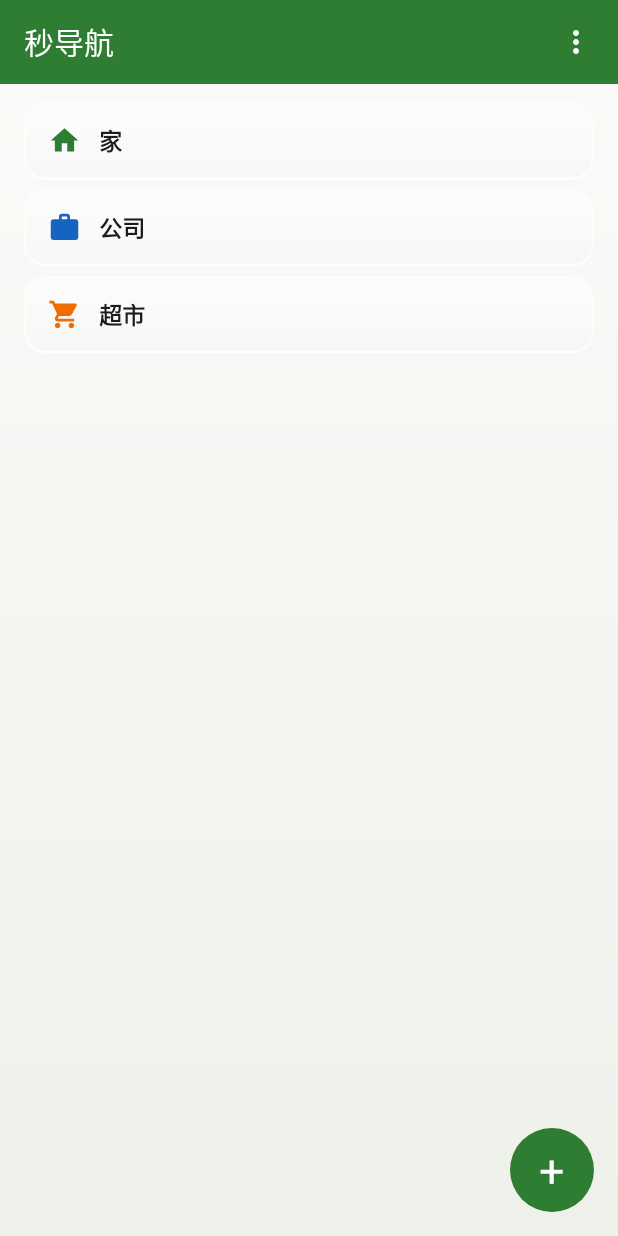
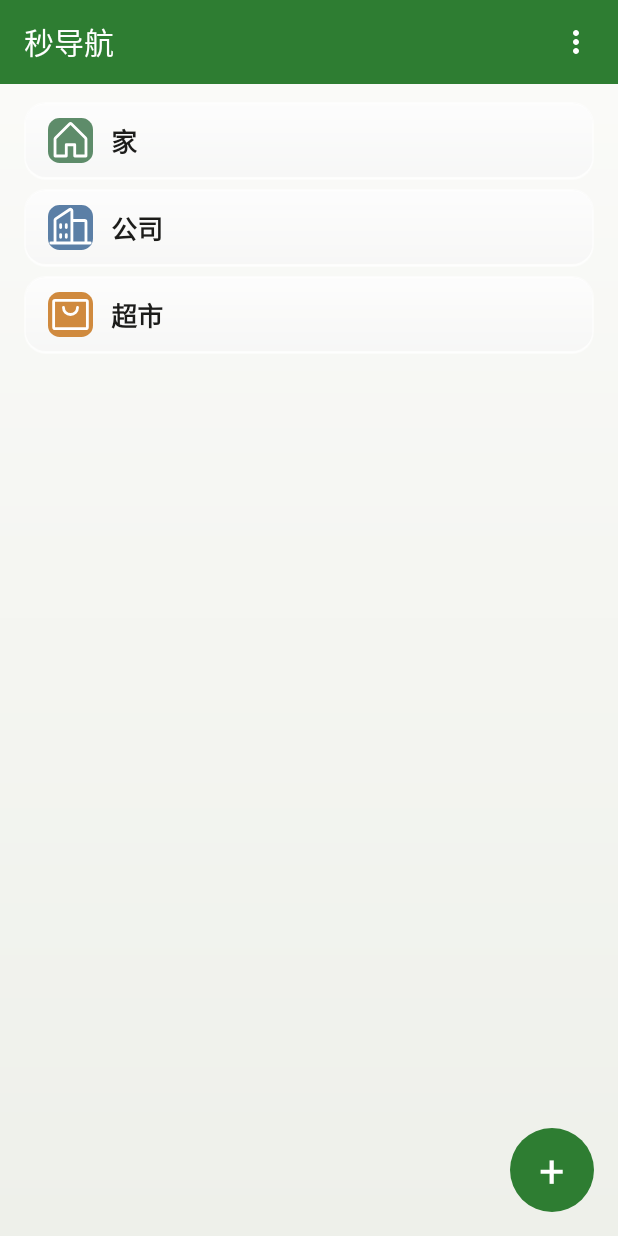
Before and after one commit to ASH-C776/minimalnav, an Android app: the screen it shows after launch (MainActivity), on a phone screen of 412 x 824 dp. Run offline under Robolectric (Android 15) with nearby library versions, the phone set to English and light mode, and no system bars; pictures from the network do not load.

Commit message:
feat: 换成七类专属配色矢量图标；修编辑选中态不可见；放大列表与菜单字号
- 7 枚矢量图标各带彩底白形，去掉颜色选择栏，列表不再二次染色
- 旧数据一次性迁移到 addresses_v3，按语义映射到新七类
- 编辑页图标留 4dp 留白让选中描边可见
- 列表图标 22→30dp、文字 15→17sp；菜单文字 16→19sp、行高 50→60dp

```diff
--- a/app/build.gradle
+++ b/app/build.gradle
@@ -12,8 +12,8 @@ android {
         targetSdk 36
         // 版本号规则：versionName 三段数字，versionCode = major*10000 + minor*100 + patch。
         // 客户端 UpdateInfo.parseVersionCode 用的是同一个公式，两边必须一字不差，否则会误判降级。
-        versionCode 10004
-        versionName '1.0.4'
+        versionCode 10005
+        versionName '1.0.5'
     }
 
     compileOptions {
--- a/app/src/main/java/com/example/minimalnav/AddressAdapter.java
+++ b/app/src/main/java/com/example/minimalnav/AddressAdapter.java
@@ -1,7 +1,6 @@
 package com.example.minimalnav;
 
 import android.content.Context;
-import android.graphics.PorterDuff;
 import android.graphics.drawable.Drawable;
 import android.view.LayoutInflater;
 import android.view.MotionEvent;
@@ -142,10 +141,8 @@ public class AddressAdapter extends RecyclerView.Adapter<AddressAdapter.ViewHold
         final Address address = list.get(position);
         final Context context = holder.itemView.getContext();
 
-        // 用 setImageResource + setColorFilter 代替 getDrawable + wrap().mutate() + setTint：
-        // 前者走 Resources 的 ConstantState 缓存，着色在绘制期完成，不产生新 Drawable 对象。
+        // 图标自带专属底色与白色主体，直接按资源缓存设置，不做二次染色
         holder.ivIcon.setImageResource(Palette.ICONS[address.getIconIndex()]);
-        holder.ivIcon.setColorFilter(Palette.COLORS[address.getColorIndex()], PorterDuff.Mode.SRC_IN);
 
         holder.tvName.setText(address.getName());
 
--- a/app/src/main/java/com/example/minimalnav/AddressStore.java
+++ b/app/src/main/java/com/example/minimalnav/AddressStore.java
@@ -16,9 +16,11 @@ import java.util.Locale;
 /** SharedPreferences + JSON 持久化；零数据库依赖，并提供清单导入导出。 */
 public class AddressStore {
     private static final String PREFS = "minimal_nav";
+    // V3：七类图标（每枚自带底色），iconIndex 0..6；V2 是旧的 6 色 6 图标格式
+    private static final String KEY_V3 = "addresses_v3";
     private static final String KEY_V2 = "addresses_v2";
     private static final String KEY_V1 = "addresses_v1";
-    private static final int EXPORT_VERSION = 3;
+    private static final int EXPORT_VERSION = 4;
 
     private final SharedPreferences prefs;
 
@@ -28,29 +30,33 @@ public class AddressStore {
     }
 
     public List<Address> load() {
-        String json = prefs.getString(KEY_V2, null);
+        String json = prefs.getString(KEY_V3, null);
+        if (json != null) {
+            return parse(json, false);
+        }
 
-        if (json == null) {
-            // 旧版数据迁移：补齐颜色/图标默认值
-            String legacy = prefs.getString(KEY_V1, null);
+        // 旧数据一次性迁移：V2（6 色 6 图标）或更早的 V1，按语义映射到新七类
+        String legacy = prefs.getString(KEY_V2, null);
+        if (legacy == null) {
+            legacy = prefs.getString(KEY_V1, null);
+        }
         if (legacy != null) {
-                List<Address> migrated = parse(legacy);
+            List<Address> migrated = parse(legacy, true);
             save(migrated);
             return migrated;
         }
+
         // 首次启动示例数据
         List<Address> seeds = new ArrayList<>();
         seeds.add(new Address("家", 39.92848272, 116.39560823, "", 0, 0));
-            seeds.add(new Address("公司", 39.98848272, 116.47560823, "", 1, 1));
-            seeds.add(new Address("超市", 39.908860, 116.397390, "", 2, 2));
+        seeds.add(new Address("公司", 39.98848272, 116.47560823, "", 0, 1));
+        seeds.add(new Address("超市", 39.908860, 116.397390, "", 0, 4));
         save(seeds);
         return seeds;
     }
-        return parse(json);
-    }
 
-    /** 读取本地存储用的裸数组格式。兼容纯 ID 地址（hasCoord=false）。 */
-    private List<Address> parse(String json) {
+    /** 读取裸数组格式。legacy=true 时把旧 6 图标索引映射到新七类。 */
+    private List<Address> parse(String json, boolean legacy) {
         List<Address> list = new ArrayList<>();
         try {
             JSONArray arr = new JSONArray(json);
@@ -64,13 +70,16 @@ public class AddressStore {
                 if (Double.isNaN(lat) && poiId.isEmpty()) {
                     continue;
                 }
+                int rawIcon = clamp(o.optInt("iconIndex", 0), 0, 5);
+                int icon = legacy ? Palette.migrateOldIcon(rawIcon)
+                        : clamp(o.optInt("iconIndex", 0), 0, Palette.COUNT - 1);
                 list.add(new Address(
                         o.optString("name", ""),
                         lat,
                         lon,
                         poiId,
-                        clamp(o.optInt("colorIndex", 0), 0, 5),
-                        clamp(o.optInt("iconIndex", 0), 0, 5)));
+                        0, // 颜色选择已停用
+                        icon));
             }
         } catch (JSONException e) {
             // 数据损坏时返回空列表，不崩溃；用户可重新添加
@@ -87,7 +96,7 @@ public class AddressStore {
                 // 理论上不会发生
             }
         }
-        prefs.edit().putString(KEY_V2, arr.toString()).apply();
+        prefs.edit().putString(KEY_V3, arr.toString()).apply();
     }
 
     // ---------- 导入 / 导出 ----------
@@ -116,11 +125,15 @@ public class AddressStore {
     public static List<Address> importJson(String json) throws JSONException {
         JSONArray arr;
         JSONObject root = new JSONObject(json);
+        boolean legacyIcons;
         if (root.has("addresses")) {
             arr = root.getJSONArray("addresses");
+            // version < 4 的导出使用旧的 6 图标索引
+            legacyIcons = root.optInt("version", 1) < 4;
         } else {
-            // 兼容手工编辑过的旧格式
+            // 裸数组：旧格式，一律按旧索引映射
             arr = new JSONArray(json);
+            legacyIcons = true;
         }
 
         List<Address> list = new ArrayList<>();
@@ -146,13 +159,16 @@ public class AddressStore {
                 continue;
             }
 
+            int rawIcon = clamp(o.optInt("iconIndex", 0), 0, 5);
+            int icon = legacyIcons ? Palette.migrateOldIcon(rawIcon)
+                    : clamp(o.optInt("iconIndex", 0), 0, Palette.COUNT - 1);
             list.add(new Address(
                     name,
                     lat,
                     lon,
                     poiId,
-                    clamp(o.optInt("colorIndex", 0), 0, 5),
-                    clamp(o.optInt("iconIndex", 0), 0, 5)));
+                    0, // 颜色选择已停用
+                    icon));
         }
         return list;
     }
--- a/app/src/main/java/com/example/minimalnav/MainActivity.java
+++ b/app/src/main/java/com/example/minimalnav/MainActivity.java
@@ -581,14 +581,14 @@ public class MainActivity extends AppCompatActivity {
             final int which = i;
             TextView row = new TextView(this);
             row.setText(labels[i]);
-            row.setTextSize(16);
+            row.setTextSize(19);
             row.setGravity(Gravity.CENTER);
             row.setSingleLine(true);
             row.setPadding(dp(18), 0, dp(18), 0);
             row.setBackgroundResource(R.drawable.bg_popover_row);
             row.setTextColor("删除".equals(labels[i]) ? 0xFFC04545 : 0xFF1C1C1A);
             LinearLayout.LayoutParams lp = new LinearLayout.LayoutParams(
-                    LinearLayout.LayoutParams.MATCH_PARENT, dp(50));
+                    LinearLayout.LayoutParams.MATCH_PARENT, dp(60));
             lp.topMargin = i == 0 ? 0 : dp(8);
             row.setLayoutParams(lp);
             row.setOnClickListener(v -> {
--- a/app/src/main/java/com/example/minimalnav/Palette.java
+++ b/app/src/main/java/com/example/minimalnav/Palette.java
@@ -1,24 +1,45 @@
 package com.example.minimalnav;
 
-/** 6 色 + 6 图标调色板，颜色纯视觉区分，无语义。 */
+/**
+ * 七类地点图标调色板。
+ *
+ * 每枚图标自带专属底色与白色主体（矢量 drawable 内已写死），
+ * 颜色选择栏已移除：一类地点对应一种固定颜色，不再由用户二次染色。
+ * iconIndex 范围 0..6，顺序与 ICONS / ICON_NAMES 一致。
+ */
 public final class Palette {
-    public static final int[] COLORS = {
-            0xFF2E7D32, // 绿
-            0xFF1565C0, // 蓝
-            0xFFEF6C00, // 橙
-            0xFF6A1B9A, // 紫
-            0xFFC62828, // 红
-            0xFF00838F  // 青
+    public static final int[] ICONS = {
+            R.drawable.ic_community,   // 0 小区 · 苔绿
+            R.drawable.ic_town,        // 1 城镇 · 钢蓝
+            R.drawable.ic_village,     // 2 乡村 · 麦野橄榄
+            R.drawable.ic_street,      // 3 街道 · 路赭
+            R.drawable.ic_shopping,    // 4 购物 · 陶橙
+            R.drawable.ic_food,        // 5 餐饮 · 朱砂
+            R.drawable.ic_hospital     // 6 医院 · 青瓷蓝
     };
 
-    public static final int[] ICONS = {
-            R.drawable.ic_home,
-            R.drawable.ic_work,
-            R.drawable.ic_shopping,
-            R.drawable.ic_restaurant,
-            R.drawable.ic_school,
-            R.drawable.ic_hospital
+    public static final String[] ICON_NAMES = {
+            "小区", "城镇", "乡村", "街道", "购物", "餐饮", "医院"
     };
+
+    /** 图标个数，供旧索引迁移与边界裁剪使用。 */
+    public static final int COUNT = ICONS.length;
+
+    /**
+     * 旧版 6 图标索引 → 新版 7 类索引。只在一次性数据迁移 / 导入旧清单时调用。
+     * 旧顺序：0 家、1 公司、2 购物、3 餐饮、4 学校、5 医院。
+     */
+    public static int migrateOldIcon(int old) {
+        switch (old) {
+            case 0: return 0; // 家 → 小区
+            case 1: return 1; // 公司 → 城镇
+            case 2: return 4; // 购物
+            case 3: return 5; // 餐饮
+            case 4: return 1; // 学校 → 城镇
+            case 5: return 6; // 医院
+            default: return 0;
+        }
+    }
 
     private Palette() {}
 }
--- /dev/null
+++ b/app/src/main/res/drawable/ic_community.xml
@@ -0,0 +1,15 @@
+<?xml version="1.0" encoding="utf-8"?>
+<vector xmlns:android="http://schemas.android.com/apk/res/android"
+    android:width="48dp"
+    android:height="48dp"
+    android:viewportWidth="256"
+    android:viewportHeight="256">
+    <!-- 圆角方底（26%） -->
+    <path
+        android:fillColor="#5E8C6A"
+        android:pathData="M66,0H190A66,66 0 0 1 256,66V190A66,66 0 0 1 190,256H66A66,66 0 0 1 0,190V66A66,66 0 0 1 66,0Z" />
+    <!-- 白色主体 -->
+    <path
+        android:fillColor="#FFFFFF"
+        android:pathData="M219.31,108.68l-80-80a16,16,0,0,0-22.62,0l-80,80A15.87,15.87,0,0,0,32,120v96a8,8,0,0,0,8,8h64a8,8,0,0,0,8-8V160h32v56a8,8,0,0,0,8,8h64a8,8,0,0,0,8-8V120A15.87,15.87,0,0,0,219.31,108.68ZM208,208H160V152a8,8,0,0,0-8-8H104a8,8,0,0,0-8,8v56H48V120l80-80,80,80Z" />
+</vector>
--- /dev/null
+++ b/app/src/main/res/drawable/ic_food.xml
@@ -0,0 +1,15 @@
+<?xml version="1.0" encoding="utf-8"?>
+<vector xmlns:android="http://schemas.android.com/apk/res/android"
+    android:width="48dp"
+    android:height="48dp"
+    android:viewportWidth="256"
+    android:viewportHeight="256">
+    <!-- 圆角方底（26%） -->
+    <path
+        android:fillColor="#C25B50"
+        android:pathData="M66,0H190A66,66 0 0 1 256,66V190A66,66 0 0 1 190,256H66A66,66 0 0 1 0,190V66A66,66 0 0 1 66,0Z" />
+    <!-- 白色主体 -->
+    <path
+        android:fillColor="#FFFFFF"
+        android:pathData="M72,88V40a8,8,0,0,1,16,0V88a8,8,0,0,1-16,0ZM216,40V224a8,8,0,0,1-16,0V176H152a8,8,0,0,1-8-8,268.75,268.75,0,0,1,7.22-56.88c9.78-40.49,28.32-67.63,53.63-78.47A8,8,0,0,1,216,40ZM200,53.9c-32.17,24.57-38.47,84.42-39.7,106.1H200ZM119.89,38.69a8,8,0,1,0-15.78,2.63L112,88.63a32,32,0,0,1-64,0l7.88-47.31a8,8,0,1,0-15.78-2.63l-8,48A8.17,8.17,0,0,0,32,88a48.07,48.07,0,0,0,40,47.32V224a8,8,0,0,0,16,0V135.32A48.07,48.07,0,0,0,128,88a8.17,8.17,0,0,0-.11-1.31Z" />
+</vector>
--- a/app/src/main/res/drawable/ic_hospital.xml
+++ b/app/src/main/res/drawable/ic_hospital.xml
@@ -1,10 +1,15 @@
 <?xml version="1.0" encoding="utf-8"?>
 <vector xmlns:android="http://schemas.android.com/apk/res/android"
-    android:width="24dp"
-    android:height="24dp"
-    android:viewportWidth="24"
-    android:viewportHeight="24">
+    android:width="48dp"
+    android:height="48dp"
+    android:viewportWidth="256"
+    android:viewportHeight="256">
+    <!-- 圆角方底（26%） -->
+    <path
+        android:fillColor="#4E9AA6"
+        android:pathData="M66,0H190A66,66 0 0 1 256,66V190A66,66 0 0 1 190,256H66A66,66 0 0 1 0,190V66A66,66 0 0 1 66,0Z" />
+    <!-- 白色主体 -->
     <path
         android:fillColor="#FFFFFF"
-        android:pathData="M19 3H5c-1.1 0-1.99.9-1.99 2L3 19c0 1.1.9 2 2 2h14c1.1 0 2-.9 2-2V5c0-1.1-.9-2-2-2zm-1 11h-4v4h-4v-4H6v-4h4V6h4v4h4v4z" />
+        android:pathData="M248,208h-8V128a16,16,0,0,0-16-16H168V48a16,16,0,0,0-16-16H56A16,16,0,0,0,40,48V208H32a8,8,0,0,0,0,16H248a8,8,0,0,0,0-16Zm-24-80v80H168V128ZM56,48h96V208H136V160a8,8,0,0,0-8-8H80a8,8,0,0,0-8,8v48H56Zm64,160H88V168h32ZM72,96a8,8,0,0,1,8-8H96V72a8,8,0,0,1,16,0V88h16a8,8,0,0,1,0,16H112v16a8,8,0,0,1-16,0V104H80A8,8,0,0,1,72,96Z" />
 </vector>
--- a/app/src/main/res/drawable/ic_shopping.xml
+++ b/app/src/main/res/drawable/ic_shopping.xml
@@ -1,10 +1,15 @@
 <?xml version="1.0" encoding="utf-8"?>
 <vector xmlns:android="http://schemas.android.com/apk/res/android"
-    android:width="24dp"
-    android:height="24dp"
-    android:viewportWidth="24"
-    android:viewportHeight="24">
+    android:width="48dp"
+    android:height="48dp"
+    android:viewportWidth="256"
+    android:viewportHeight="256">
+    <!-- 圆角方底（26%） -->
+    <path
+        android:fillColor="#D08A3E"
+        android:pathData="M66,0H190A66,66 0 0 1 256,66V190A66,66 0 0 1 190,256H66A66,66 0 0 1 0,190V66A66,66 0 0 1 66,0Z" />
+    <!-- 白色主体 -->
     <path
         android:fillColor="#FFFFFF"
-        android:pathData="M7 18c-1.1 0-1.99.9-1.99 2S5.9 22 7 22s2-.9 2-2-.9-2-2-2zM1 2v2h2l3.6 7.59-1.35 2.45c-.16.28-.25.61-.25.96 0 1.1.9 2 2 2h12v-2H7.42c-.14 0-.25-.11-.25-.25l.03-.12.9-1.63h7.45c.75 0 1.41-.41 1.75-1.03l3.58-6.49A1 1 0 0 0 20 4H5.21l-.94-2H1zm16 16c-1.1 0-1.99.9-1.99 2s.89 2 1.99 2 2-.9 2-2-.9-2-2-2z" />
+        android:pathData="M216,40H40A16,16,0,0,0,24,56V200a16,16,0,0,0,16,16H216a16,16,0,0,0,16-16V56A16,16,0,0,0,216,40Zm0,160H40V56H216V200ZM176,88a48,48,0,0,1-96,0,8,8,0,0,1,16,0,32,32,0,0,0,64,0,8,8,0,0,1,16,0Z" />
 </vector>
--- /dev/null
+++ b/app/src/main/res/drawable/ic_street.xml
@@ -0,0 +1,15 @@
+<?xml version="1.0" encoding="utf-8"?>
+<vector xmlns:android="http://schemas.android.com/apk/res/android"
+    android:width="48dp"
+    android:height="48dp"
+    android:viewportWidth="256"
+    android:viewportHeight="256">
+    <!-- 圆角方底（26%） -->
+    <path
+        android:fillColor="#7D6B57"
+        android:pathData="M66,0H190A66,66 0 0 1 256,66V190A66,66 0 0 1 190,256H66A66,66 0 0 1 0,190V66A66,66 0 0 1 66,0Z" />
+    <!-- 白色主体 -->
+    <path
+        android:fillColor="#FFFFFF"
+        android:pathData="M235.92,199A8,8,0,0,1,225,195.92L155.32,72H136v8a8,8,0,0,1-16,0V72H100.68L31,195.92A8,8,0,0,1,17,188.08L82.32,72H24a8,8,0,0,1,0-16H232a8,8,0,0,1,0,16H173.68L239,188.08A8,8,0,0,1,235.92,199ZM128,112a8,8,0,0,0-8,8v16a8,8,0,0,0,16,0V120A8,8,0,0,0,128,112Zm0,56a8,8,0,0,0-8,8v16a8,8,0,0,0,16,0V176A8,8,0,0,0,128,168Z" />
+</vector>
--- /dev/null
+++ b/app/src/main/res/drawable/ic_town.xml
@@ -0,0 +1,15 @@
+<?xml version="1.0" encoding="utf-8"?>
+<vector xmlns:android="http://schemas.android.com/apk/res/android"
+    android:width="48dp"
+    android:height="48dp"
+    android:viewportWidth="256"
+    android:viewportHeight="256">
+    <!-- 圆角方底（26%） -->
+    <path
+        android:fillColor="#5B7FA6"
+        android:pathData="M66,0H190A66,66 0 0 1 256,66V190A66,66 0 0 1 190,256H66A66,66 0 0 1 0,190V66A66,66 0 0 1 66,0Z" />
+    <!-- 白色主体 -->
+    <path
+        android:fillColor="#FFFFFF"
+        android:pathData="M240,208H224V96a16,16,0,0,0-16-16H144V32a16,16,0,0,0-24.88-13.32L39.12,72A16,16,0,0,0,32,85.34V208H16a8,8,0,0,0,0,16H240a8,8,0,0,0,0-16ZM208,96V208H144V96ZM48,85.34,128,32V208H48ZM112,112v16a8,8,0,0,1-16,0V112a8,8,0,1,1,16,0Zm-32,0v16a8,8,0,0,1-16,0V112a8,8,0,1,1,16,0Zm0,56v16a8,8,0,0,1-16,0V168a8,8,0,0,1,16,0Zm32,0v16a8,8,0,0,1-16,0V168a8,8,0,0,1,16,0Z" />
+</vector>
--- /dev/null
+++ b/app/src/main/res/drawable/ic_village.xml
@@ -0,0 +1,15 @@
+<?xml version="1.0" encoding="utf-8"?>
+<vector xmlns:android="http://schemas.android.com/apk/res/android"
+    android:width="48dp"
+    android:height="48dp"
+    android:viewportWidth="256"
+    android:viewportHeight="256">
+    <!-- 圆角方底（26%） -->
+    <path
+        android:fillColor="#8B9150"
+        android:pathData="M66,0H190A66,66 0 0 1 256,66V190A66,66 0 0 1 190,256H66A66,66 0 0 1 0,190V66A66,66 0 0 1 66,0Z" />
+    <!-- 白色主体 -->
+    <path
+        android:fillColor="#FFFFFF"
+        android:pathData="M240,192h-8V130.57l1.49,2.08a8,8,0,1,0,13-9.3l-40-56a8,8,0,0,0-2-1.94L137,18.77l-.1-.07a16,16,0,0,0-17.76,0l-.1.07L51.45,65.42a8,8,0,0,0-2,1.94l-40,56a8,8,0,1,0,13,9.3L24,130.57V192H16a8,8,0,0,0,0,16H240a8,8,0,0,0,0-16ZM40,108.17,61.7,77.79,128,32l66.3,45.78L216,108.17V192H192V120a8,8,0,0,0-8-8H72a8,8,0,0,0-8,8v72H40Zm88,42L97,128H159Zm48-14.62v48.91L141.76,160ZM114.24,160,80,184.46V135.55ZM128,169.83,159,192H97ZM104,88a8,8,0,0,1,8-8h32a8,8,0,1,1,0,16H112A8,8,0,0,1,104,88Z" />
+</vector>
--- a/app/src/main/res/layout/item_address.xml
+++ b/app/src/main/res/layout/item_address.xml
@@ -18,11 +18,11 @@
 
     <ImageView
         android:id="@+id/ivIcon"
-        android:layout_width="22dp"
-        android:layout_height="22dp"
+        android:layout_width="30dp"
+        android:layout_height="30dp"
         android:layout_marginEnd="12dp"
         android:contentDescription="@null"
-        android:src="@drawable/ic_home" />
+        android:src="@drawable/ic_community" />
 
     <TextView
         android:id="@+id/tvName"
@@ -32,7 +32,7 @@
         android:ellipsize="end"
         android:maxLines="1"
         android:textColor="#1C1C1A"
-        android:textSize="15sp"
+        android:textSize="17sp"
         android:textStyle="bold" />
 
 </LinearLayout>
--- a/app/src/main/res/layout/sheet_actions.xml
+++ b/app/src/main/res/layout/sheet_actions.xml
@@ -17,7 +17,7 @@
         android:background="@drawable/bg_popover"
         android:clickable="true"
         android:focusable="false"
-        android:minWidth="148dp"
+        android:minWidth="168dp"
         android:orientation="vertical"
         android:paddingStart="6dp"
         android:paddingTop="6dp"
```
Also changed, not shown: app/src/main/java/com/example/minimalnav/AddAddressActivity.java (+17 -43 lines), app/src/main/java/com/example/minimalnav/Address.java (+3 -4 lines), app/src/main/res/layout/activity_add_address.xml (+1 -16 lines), 1 other file. Lines whose indentation alone changed are shown as unchanged.
